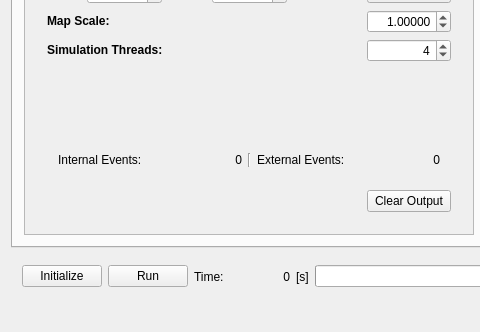
sojoe02/RANA, file mainwindow.ui: the form before one commit; both pictures show x 0 to 480 and y 357 to 689 of the 935 by 689 pixel window.
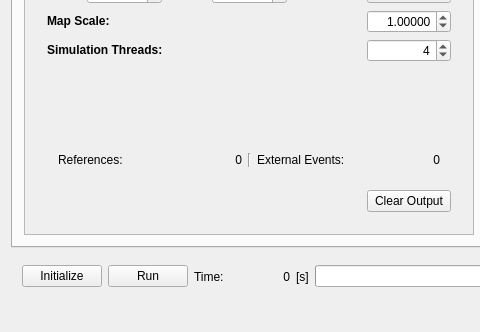
The form after the commit. Icons and pictures are not drawn.

```diff
--- a/mainwindow.ui
+++ b/mainwindow.ui
@@ -271,7 +271,7 @@
                   <item row="1" column="2">
                    <widget class="QLabel" name="label_3">
                     <property name="text">
-                     <string>Internal Events:</string>
+                     <string>References:</string>
                     </property>
                    </widget>
                   </item>
```
